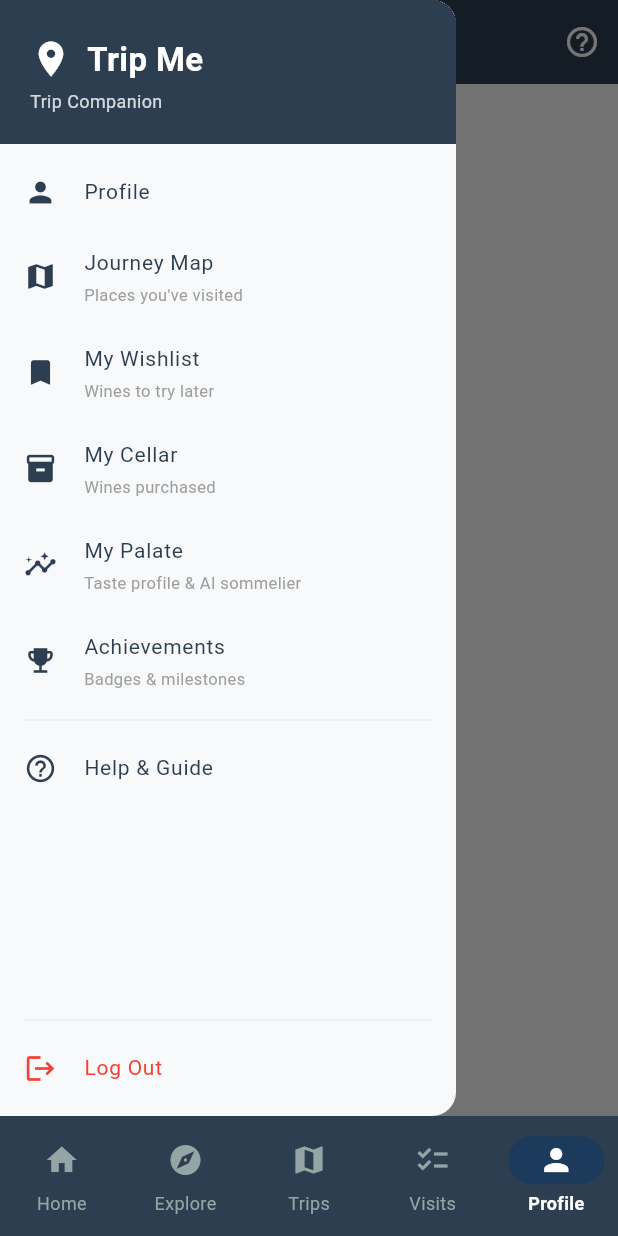
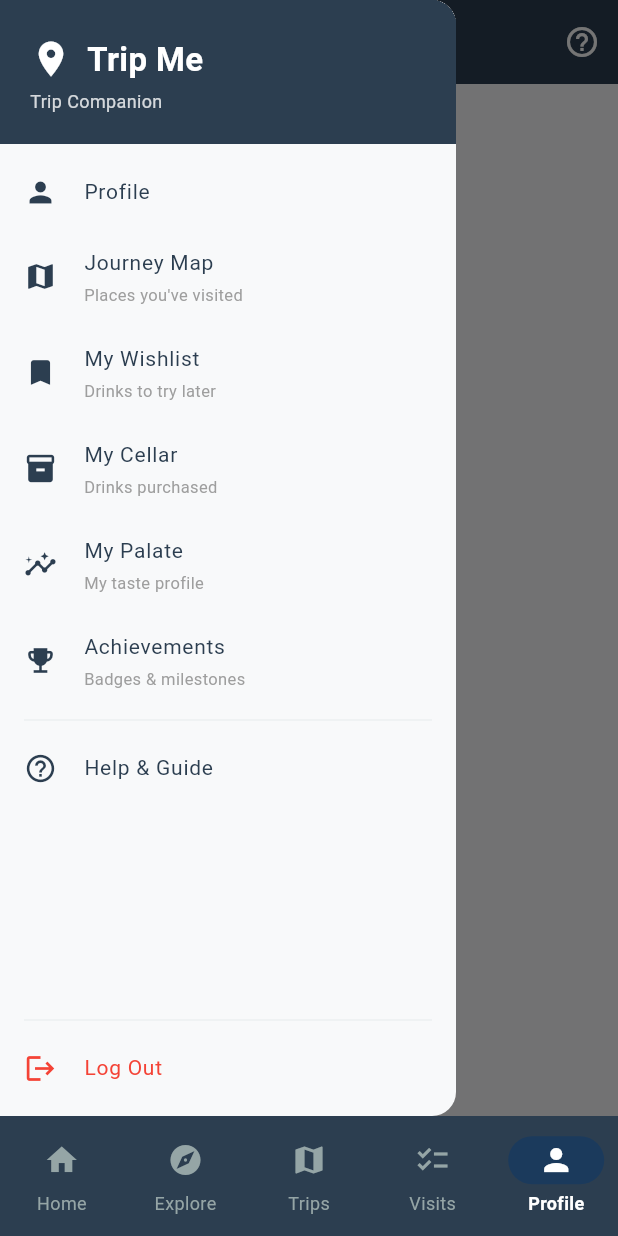
Before and after one commit to BillClerici/vino, a Flutter app: the ProfileScreen screen opened by its route, with the side drawer open, on a phone screen of 412 x 824 dp. Run offline on Flutter 3.47's test engine with Material 3 defaults, Android fonts, the phone set to English and light mode, and no system bars; our stand-ins replace dio, flutter_riverpod, flutter_secure_storage, go_router, google_maps_flutter, google_sign_in and 4 more; missing offline and left inert: dart:js_interop; accounts and stored records are empty; network calls fail.

Commit message:
Journey Map Mods

```diff
--- a/mobile/lib/core/widgets/app_drawer.dart
+++ b/mobile/lib/core/widgets/app_drawer.dart
@@ -54,19 +54,19 @@ class AppDrawer extends ConsumerWidget {
             _DrawerItem(
               icon: Icons.bookmark,
               label: 'My Wishlist',
-              subtitle: 'Wines to try later',
+              subtitle: 'Drinks to try later',
               onTap: (ctx) => ctx.push('/profile/wishlist'),
             ),
             _DrawerItem(
               icon: Icons.inventory_2,
               label: 'My Cellar',
-              subtitle: 'Wines purchased',
+              subtitle: 'Drinks purchased',
               onTap: (ctx) => ctx.push('/profile/cellar'),
             ),
             _DrawerItem(
               icon: Icons.insights,
               label: 'My Palate',
-              subtitle: 'Taste profile & AI sommelier',
+              subtitle: 'My taste profile',
               onTap: (ctx) => ctx.push('/profile/palate'),
             ),
             _DrawerItem(
```
Also changed, not shown: mobile/lib/features/profile/screens/history_screen.dart (+37 -8 lines), 1 other file.
